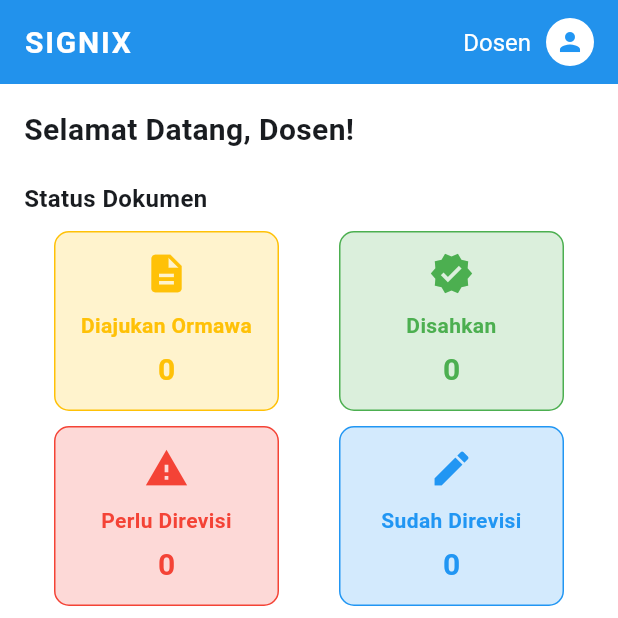
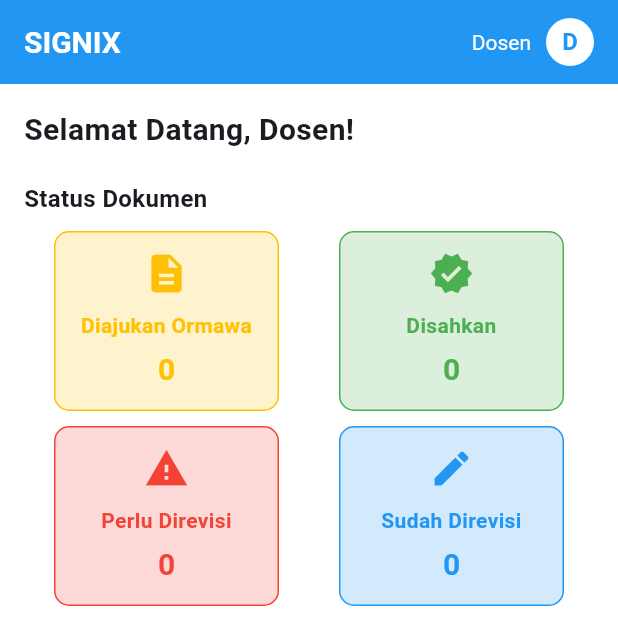
Before and after one commit to gammaestu/Proyek-2-Mobile, a Flutter app: the DosenBerandaPage screen opened by its route, on a phone screen of 412 x 824 dp, the top half of it. Run offline on Flutter 3.47's test engine with Material 3 defaults, Android fonts, the phone set to English and light mode, and no system bars; our stand-ins replace dio, file_picker, fluttertoast, open_file, permission_handler, shared_preferences; missing offline and left inert: syncfusion_flutter_pdfviewer, universal_html; accounts and stored records are empty; network calls fail.

Commit message:
update frontend dosen

```diff
--- a/lib/component/appbar_dosen.dart
+++ b/lib/component/appbar_dosen.dart
@@ -1,56 +1,57 @@
 import 'package:flutter/material.dart';
 
 class AppBarDosen extends StatelessWidget implements PreferredSizeWidget {
-  final String? namaDosen;
-  final String? title;
-  final List<Widget>? actions;
+  final Map<String, dynamic>? userData;
 
   const AppBarDosen({
-    Key? key,
-    this.namaDosen,
-    this.title,
-    this.actions,
-  }) : super(key: key);
+    super.key,
+    this.userData,
+  });
+
+  @override
+  Size get preferredSize => const Size.fromHeight(kToolbarHeight);
 
   @override
   Widget build(BuildContext context) {
     return AppBar(
       backgroundColor: Colors.blue,
-      elevation: 2,
+      elevation: 0,
       automaticallyImplyLeading: false,
       title: Row(
         mainAxisAlignment: MainAxisAlignment.spaceBetween,
         children: [
-          Text(
-            title ?? "SIGNIX",
-            style: const TextStyle(
+          const Text(
+            "SIGNIX",
+            style: TextStyle(
               color: Colors.white,
               fontSize: 20,
               fontWeight: FontWeight.bold,
-              letterSpacing: 1.2,
             ),
           ),
           Row(
             children: [
               Text(
-                namaDosen ?? "Dosen",
-                style: const TextStyle(color: Colors.white, fontSize: 16),
-                overflow: TextOverflow.ellipsis,
+                userData?['namaDosen'] ?? "Dosen",
+                style: const TextStyle(color: Colors.white, fontSize: 14),
               ),
               const SizedBox(width: 10),
-              const CircleAvatar(
+              CircleAvatar(
                 backgroundColor: Colors.white,
                 radius: 16,
-                child: Icon(Icons.person, color: Colors.blue, size: 20),
+                child: Text(
+                  (userData?['namaDosen'] as String?)?.isNotEmpty == true
+                      ? (userData!['namaDosen'] as String)[0].toUpperCase()
+                      : 'D',
+                  style: const TextStyle(
+                    color: Colors.blue,
+                    fontWeight: FontWeight.bold,
+                  ),
+                ),
               ),
             ],
-          ),
+          )
         ],
       ),
-      actions: actions,
     );
   }
-
-  @override
-  Size get preferredSize => const Size.fromHeight(kToolbarHeight);
 }
--- a/lib/component/navbar_dosen.dart
+++ b/lib/component/navbar_dosen.dart
@@ -5,7 +5,7 @@ import '../dosen/riwayat_dosen.dart';
 import '../dosen/dosen_profile.dart';
 import '../services/auth_service.dart';
 
-class NavbarDosen extends StatelessWidget {
+class NavbarDosen extends StatefulWidget {
   final int currentIndex;
   final Map<String, dynamic>? userData;
 
@@ -16,9 +16,68 @@ class NavbarDosen extends StatelessWidget {
   });
 
   @override
+  State<NavbarDosen> createState() => _NavbarDosenState();
+}
+
+class _NavbarDosenState extends State<NavbarDosen> {
+  DateTime? _lastPressedAt; // Untuk double tap exit
+  final List<int> _navigationStack = [0]; // Stack untuk menyimpan history navigasi
+
+  @override
+  void initState() {
+    super.initState();
+    if (!_navigationStack.contains(widget.currentIndex)) {
+      _navigationStack.add(widget.currentIndex);
+    }
+  }
+
+  Future<bool> _onWillPop() async {
+    if (_navigationStack.length > 1) {
+      // Hapus halaman saat ini dari stack
+      _navigationStack.removeLast();
+      // Ambil halaman sebelumnya
+      final previousIndex = _navigationStack.last;
+
+      // Navigasi ke halaman sebelumnya
+      Navigator.pushReplacement(
+        context,
+        PageRouteBuilder(
+          pageBuilder: (context, animation, secondaryAnimation) {
+            return _buildPage(previousIndex, widget.userData);
+          },
+          transitionDuration: const Duration(milliseconds: 300),
+          transitionsBuilder: (context, animation, secondaryAnimation, child) {
+            return FadeTransition(opacity: animation, child: child);
+          },
+        ),
+      );
+      return false;
+    }
+
+    // Jika di halaman utama, tanyakan konfirmasi keluar
+    if (_lastPressedAt == null ||
+        DateTime.now().difference(_lastPressedAt!) > const Duration(seconds: 2)) {
+      // Update waktu terakhir ditekan
+      _lastPressedAt = DateTime.now();
+
+      // Tampilkan toast
+      ScaffoldMessenger.of(context).showSnackBar(
+        const SnackBar(
+          content: Text('Tekan sekali lagi untuk keluar'),
+          duration: Duration(seconds: 2),
+        ),
+      );
+      return false;
+    }
+    return true;
+  }
+
+  @override
   Widget build(BuildContext context) {
-    return BottomNavigationBar(
-      currentIndex: currentIndex,
+    return WillPopScope(
+      onWillPop: _onWillPop,
+      child: BottomNavigationBar(
+        currentIndex: widget.currentIndex,
         type: BottomNavigationBarType.fixed,
         selectedItemColor: Colors.blue,
         unselectedItemColor: Colors.grey,
@@ -26,30 +85,39 @@ class NavbarDosen extends StatelessWidget {
           BottomNavigationBarItem(
             icon: Icon(Icons.home),
             label: 'Beranda',
+            activeIcon: Icon(Icons.home, color: Colors.blue),
           ),
           BottomNavigationBarItem(
             icon: Icon(Icons.checklist),
             label: 'Pengesahan',
+            activeIcon: Icon(Icons.checklist, color: Colors.blue),
           ),
           BottomNavigationBarItem(
             icon: Icon(Icons.history),
             label: 'Riwayat',
+            activeIcon: Icon(Icons.history, color: Colors.blue),
           ),
           BottomNavigationBarItem(
             icon: Icon(Icons.person),
             label: 'Profil',
+            activeIcon: Icon(Icons.person, color: Colors.blue),
           ),
         ],
         onTap: (index) async {
-        if (index != currentIndex) {
+          if (index != widget.currentIndex) {
             if (!context.mounted) return;
 
             // Ambil ulang userData jika null
-          Map<String, dynamic>? finalUserData = userData;
+            Map<String, dynamic>? finalUserData = widget.userData;
             if (finalUserData == null) {
               final authService = AuthService();
               finalUserData = await authService.getUser();
             }
+
+            // Tambahkan halaman baru ke stack
+            setState(() {
+              _navigationStack.add(index);
+            });
 
             Navigator.pushReplacement(
               context,
@@ -58,14 +126,14 @@ class NavbarDosen extends StatelessWidget {
                   return _buildPage(index, finalUserData);
                 },
                 transitionDuration: const Duration(milliseconds: 300),
-              transitionsBuilder:
-                  (context, animation, secondaryAnimation, child) {
+                transitionsBuilder: (context, animation, secondaryAnimation, child) {
                   return FadeTransition(opacity: animation, child: child);
                 },
               ),
             );
           }
         },
+      ),
     );
   }
 
--- a/lib/dosen/dosen_beranda.dart
+++ b/lib/dosen/dosen_beranda.dart
@@ -3,6 +3,8 @@ import '../component/navbar_dosen.dart';
 import '../component/appbar_dosen.dart';
 import '../services/auth_service.dart';
 import '../services/document_service.dart';
+import './pengesahan_dosen.dart';
+import './riwayat_dosen.dart';
 
 class DosenBerandaPage extends StatefulWidget {
   final Map<String, dynamic>? userData;
@@ -90,8 +92,7 @@ class _DosenBerandaPageState extends State<DosenBerandaPage> {
   Widget build(BuildContext context) {
     return Scaffold(
       appBar: AppBarDosen(
-        namaDosen: _displayName, // atau widget.userData?['nama'] sesuai data Anda
-        title: "SIGNIX",
+        userData: _userData,
       ),
       backgroundColor: Colors.white,
       body: RefreshIndicator(
@@ -123,20 +124,75 @@ class _DosenBerandaPageState extends State<DosenBerandaPage> {
                 const SizedBox(height: 10),
                 if (_isLoading)
                   const Center(child: CircularProgressIndicator())
-                else ...[
-                  Row(
+                else ...[                Row(
                     mainAxisAlignment: MainAxisAlignment.spaceAround,
                     children: [
-                      _statusCard(Icons.description, "Diajukan Ormawa", _documentStats?['diajukan'] ?? 0, Colors.amber),
-                      _statusCard(Icons.verified, "Disahkan", _documentStats?['disahkan'] ?? 0, Colors.green),
+                      _statusCard(
+                        icon: Icons.description,
+                        title: "Diajukan Ormawa",
+                        count: _documentStats?['diajukan'] ?? 0,
+                        color: Colors.amber,
+                        onTap: () => Navigator.push(
+                          context,
+                          MaterialPageRoute(
+                            builder: (context) => DosenPengesahanPage(
+                              userData: _userData,
+                              initialStatusFilter: 'diajukan',
+                            ),
+                          ),
+                        ),
+                      ),
+                      _statusCard(
+                        icon: Icons.verified,
+                        title: "Disahkan",
+                        count: _documentStats?['disahkan'] ?? 0,
+                        color: Colors.green,
+                        onTap: () => Navigator.push(
+                          context,
+                          MaterialPageRoute(
+                            builder: (context) => DosenRiwayatPage(
+                              userData: _userData,
+                              initialStatusFilter: 'disahkan',
+                            ),
+                          ),
+                        ),
+                      ),
                     ],
                   ),
                   const SizedBox(height: 10),
                   Row(
                     mainAxisAlignment: MainAxisAlignment.spaceAround,
                     children: [
-                      _statusCard(Icons.warning, "Perlu Direvisi", _documentStats?['butuh revisi'] ?? 0, Colors.red),
-                      _statusCard(Icons.edit, "Sudah Direvisi", _documentStats?['sudah direvisi'] ?? 0, Colors.blue),
+                      _statusCard(
+                        icon: Icons.warning,
+                        title: "Perlu Direvisi",
+                        count: _documentStats?['butuh revisi'] ?? 0,
+                        color: Colors.red,
+                        onTap: () => Navigator.push(
+                          context,
+                          MaterialPageRoute(
+                            builder: (context) => DosenRiwayatPage(
+                              userData: _userData,
+                              initialStatusFilter: 'butuh revisi',
+                            ),
+                          ),
+                        ),
+                      ),
+                      _statusCard(
+                        icon: Icons.edit,
+                        title: "Sudah Direvisi",
+                        count: _documentStats?['sudah direvisi'] ?? 0,
+                        color: Colors.blue,
+                        onTap: () => Navigator.push(
+                          context,
+                          MaterialPageRoute(
+                            builder: (context) => DosenPengesahanPage(
+                              userData: _userData,
+                              initialStatusFilter: 'sudah direvisi',
+                            ),
+                          ),
+                        ),
+                      ),
                     ],
                   ),
                 ],
@@ -164,10 +220,16 @@ class _DosenBerandaPageState extends State<DosenBerandaPage> {
         userData: _userData,
       ),
     );
-  }
-
-  Widget _statusCard(IconData icon, String title, int count, Color color) {
-    return Container(
+  }  Widget _statusCard({
+    required IconData icon,
+    required String title,
+    required int count,
+    required Color color,
+    required VoidCallback onTap,
+  }) {
+    return InkWell(
+      onTap: onTap,
+      child: Container(
         width: 150,
         padding: const EdgeInsets.all(12),
         decoration: BoxDecoration(
@@ -191,6 +253,7 @@ class _DosenBerandaPageState extends State<DosenBerandaPage> {
             ),
           ],
         ),
+      ),
     );
   }
 }
--- a/lib/services/auth_service.dart
+++ b/lib/services/auth_service.dart
@@ -12,7 +12,7 @@ class AuthService {
 
   // Base URL untuk API - bisa diubah sesuai kebutuhan
   static const String _defaultBaseUrl =
-      'http://192.168.1.16:8000'; // Sesuaikan dengan IP laptop Anda
+      'http://192.168.1.3:8000'; // Sesuaikan dengan IP laptop Anda
   static String? _customBaseUrl; // Untuk menyimpan URL kustom
 
   // Tambahkan timeout yang lebih lama
```
Also changed, not shown: lib/dosen/pengesahan_dosen.dart (+5 -5 lines), lib/dosen/riwayat_dosen.dart (+9 -4 lines), lib/services/document_service.dart (+14 -12 lines), 8 other files. Lines whose indentation alone changed are shown as unchanged.
